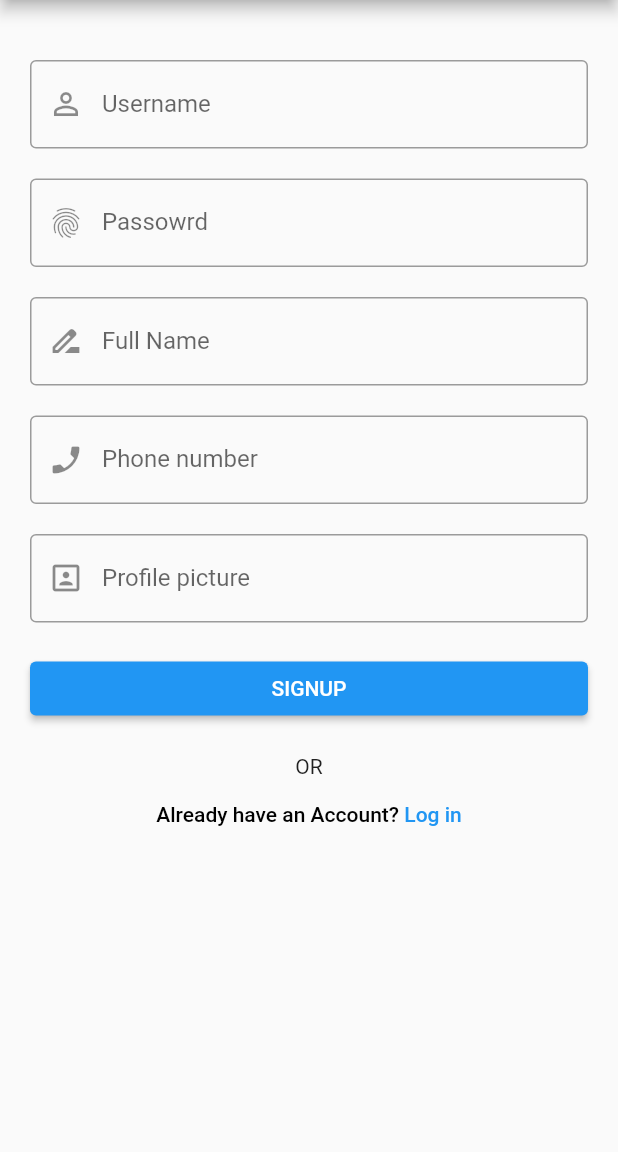
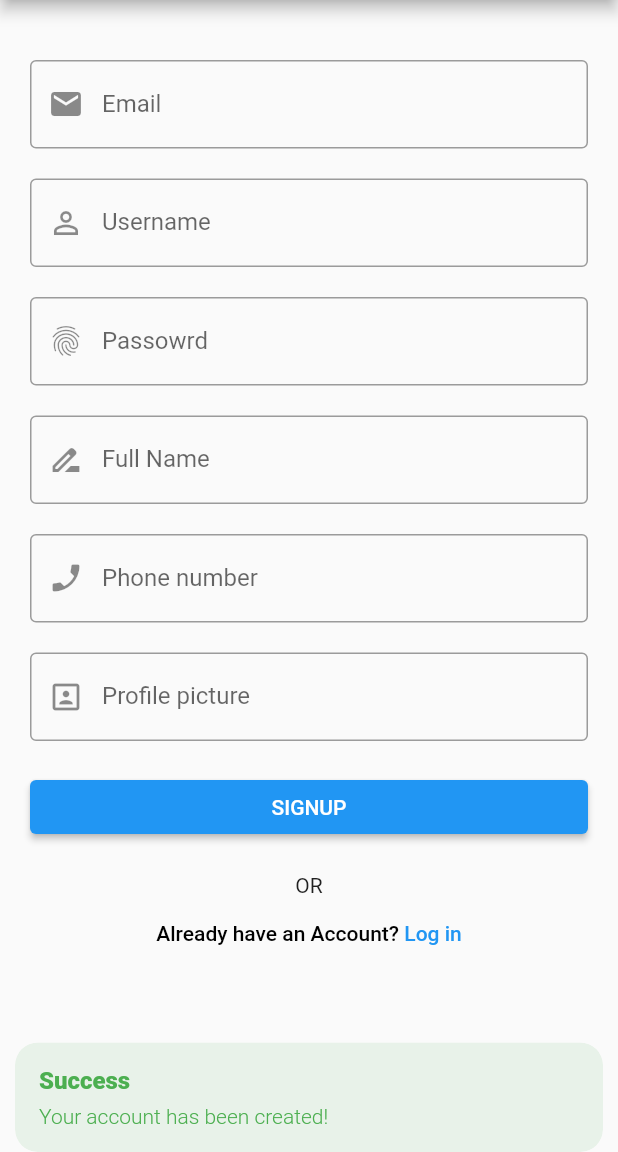
Before and after one commit to krsticmilos02/RMAS, a Flutter app: the RegisterScreen screen opened directly, after a tap on "SIGNUP", on a phone screen of 412 x 824 dp, the part 84-1236 px from its top. Run offline on Flutter 3.47's test engine with Material 2 defaults, Android fonts, the phone set to English and light mode, and no system bars; our stand-ins replace cloud_firestore, firebase_auth, firebase_core, get; accounts and stored records are empty; network calls fail.

Commit message:
Profile page, crud pull iz Firestore DB

```diff
--- /dev/null
+++ b/aplikacija/lib/authentication/models/user_model.dart
@@ -0,0 +1,45 @@
+import 'package:cloud_firestore/cloud_firestore.dart';
+
+class UserModel {
+  final String? id;
+  final String? email;
+  final String? username;
+  final String? fullName;
+  final String? password;
+  final String? phoneNo;
+  final String? profilePic;
+
+  const UserModel({this.id,
+    required this.email,
+    required this.username,
+    required this.fullName,
+    required this.password,
+    required this.phoneNo,
+    required this.profilePic});
+
+  toJson() {
+    return {
+      "Email": email,
+      "Username": username,
+      "FullName": fullName,
+      "Password": password,
+      "PhoneNo": phoneNo,
+      "ProfilePic": profilePic,
+    };
+  }
+
+  factory UserModel.fromSnapshot(DocumentSnapshot<Map<String, dynamic>> document){
+    final data = document.data()!;
+
+    return UserModel(
+    id: document.id,
+    email: data["Email"],
+    username: data["Username"],
+    fullName: data["FullName"],
+    password: data["Password"],
+    phoneNo: data["PhoneNo"],
+    profilePic: data["ProfilePic"],
+
+    );
+  }
+}
--- a/aplikacija/lib/controllers/login_controller.dart
+++ b/aplikacija/lib/controllers/login_controller.dart
@@ -1,6 +1,6 @@
 import 'package:flutter/material.dart';
 import 'package:get/get.dart';
-import 'package:quiz_city_rmas/authentication_repository/authentication_repository.dart';
+import 'package:quiz_city_rmas/repository/authentication_repository/authentication_repository.dart';
 
 class LoginController extends GetxController {
   static LoginController get instance => Get.find();
--- /dev/null
+++ b/aplikacija/lib/controllers/profile_controller.dart
@@ -0,0 +1,21 @@
+import 'package:get/get.dart';
+import 'package:quiz_city_rmas/repository/authentication_repository/authentication_repository.dart';
+
+import '../repository/user_repository/user_repository.dart';
+
+class ProfileController extends GetxController {
+  static ProfileController get intance => Get.find();
+
+  final _authRepo = Get.put(AuthenticationRepository());
+  final _userRepo = Get.put(UserRepository());
+
+  getUserData() {
+    final email = _authRepo.firebaseUser.value?.email;
+    if (email != null){
+     return _userRepo.getUserDetails(email);
+    }
+    else {
+      Get.snackbar("Error", "Login to continue");
+    }
+  }
+}
--- a/aplikacija/lib/controllers/register_controller.dart
+++ b/aplikacija/lib/controllers/register_controller.dart
@@ -1,6 +1,8 @@
 import 'package:flutter/material.dart';
 import 'package:get/get.dart';
-import 'package:quiz_city_rmas/authentication_repository/authentication_repository.dart';
+import 'package:quiz_city_rmas/authentication/models/user_model.dart';
+import 'package:quiz_city_rmas/repository/authentication_repository/authentication_repository.dart';
+import 'package:quiz_city_rmas/repository/user_repository/user_repository.dart';
 
 class RegisterController extends GetxController {
   static RegisterController get instance => Get.find();
@@ -8,11 +10,20 @@ class RegisterController extends GetxController {
   //TextField Controlleri za podatke iz TextFields
 
   final email = TextEditingController();
+  final username = TextEditingController();
   final password = TextEditingController();
-  final  fullname = TextEditingController();
+  final fullName = TextEditingController();
   final phoneNo = TextEditingController();
+  final profilePic = TextEditingController();
+
+  final userRepo = Get.put(UserRepository());
 
   void registerUser(String email, String password) {
     AuthenticationRepository.instance.createUserWithEmailAndPassword(email, password);
   }
+
+ Future<void> createUser(UserModel user) async {
+    await userRepo.createUser(user);
+    registerUser(user.email!, user.password!);
+  }
 }
--- a/aplikacija/lib/main.dart
+++ b/aplikacija/lib/main.dart
@@ -1,10 +1,7 @@
 import 'package:firebase_core/firebase_core.dart';
 import 'package:flutter/material.dart';
-import 'package:quiz_city_rmas/authentication_repository/authentication_repository.dart';
+import 'package:quiz_city_rmas/repository/authentication_repository/authentication_repository.dart';
 import 'package:quiz_city_rmas/firebase_options.dart';
-import 'package:quiz_city_rmas/login_screen/login_screen.dart';
-import 'login_screen/login_screen.dart';
-import 'register_screen/register_screen.dart';
 import 'package:get/get.dart';
 import 'screens/welcome_screen_widget.dart';
 
--- a/aplikacija/lib/register_screen/register_form_widget.dart
+++ b/aplikacija/lib/register_screen/register_form_widget.dart
@@ -1,5 +1,6 @@
 import 'package:flutter/material.dart';
 import 'package:get/get.dart';
+import '../authentication/models/user_model.dart';
 import '../controllers/register_controller.dart';
 
 class RegisterForm extends StatelessWidget {
@@ -19,6 +20,18 @@ class RegisterForm extends StatelessWidget {
         children: [
           TextFormField(
             controller: controller.email,
+            decoration: InputDecoration(
+              label: Text('Email'),
+              hintText: 'Enter email for your login',
+              prefixIcon: Icon(Icons.mail),
+              border: OutlineInputBorder(),
+            ),
+          ),
+          SizedBox(
+            height: 20.0,
+          ),
+          TextFormField(
+            controller: controller.username,
             decoration: InputDecoration(
               label: Text('Username'),
               hintText: 'Enter username for your login',
@@ -42,7 +55,7 @@ class RegisterForm extends StatelessWidget {
             height: 20.0,
           ),
           TextFormField(
-            controller: controller.fullname,
+            controller: controller.fullName,
             decoration: InputDecoration(
               label: Text('Full Name'),
               hintText: 'Enter password',
@@ -66,6 +79,7 @@ class RegisterForm extends StatelessWidget {
             height: 20.0,
           ),
           TextFormField(
+            controller: controller.profilePic,
             decoration: InputDecoration(
               label: Text('Profile picture'),
               hintText: 'Enter password',
@@ -81,7 +95,18 @@ class RegisterForm extends StatelessWidget {
             child: ElevatedButton(
               onPressed: () {
                 if(_formRegisterKey.currentState!.validate()){
-                  RegisterController.instance.registerUser(controller.email.text.trim(), controller.password.text.trim());
+                  // RegisterController.instance.registerUser(controller.email.text.trim(), controller.password.text.trim());
+
+                final user = UserModel(
+                  email: controller.email.text.trim(),
+                  username: controller.username.text.trim(),
+                  password: controller.password.text.trim(),
+                  fullName: controller.fullName.text.trim(),
+                  phoneNo: controller.phoneNo.text.trim(),
+                  profilePic: controller.profilePic.text.trim(),
+                );
+
+                RegisterController.instance.createUser(user);
                 }
               },
               child: Text('SIGNUP'),
--- a/aplikacija/lib/register_screen/register_screen.dart
+++ b/aplikacija/lib/register_screen/register_screen.dart
@@ -1,5 +1,4 @@
 import 'package:flutter/material.dart';
-import '../login_screen/login_screen.dart';
 import 'register_form_widget.dart';
 import 'register_footer_widget.dart';
 
--- a/aplikacija/lib/authentication_repository/authentication_repository.dart
+++ b/aplikacija/lib/repository/authentication_repository/authentication_repository.dart
@@ -1,10 +1,9 @@
 import 'package:firebase_auth/firebase_auth.dart';
 import 'package:get/get.dart';
-import 'package:quiz_city_rmas/authentication_repository/exceptions/register_email_password_failure.dart';
+import 'package:quiz_city_rmas/repository/authentication_repository/exceptions/register_email_password_failure.dart';
 import 'package:quiz_city_rmas/screens/welcome_screen_widget.dart';
 
-import '../dashboard/dashboard_screen.dart';
-import '../main.dart';
+import 'package:quiz_city_rmas/dashboard/dashboard_screen.dart';
 
 class AuthenticationRepository extends GetxController{
   static AuthenticationRepository get instance => Get.find();
--- /dev/null
+++ b/aplikacija/lib/repository/user_repository/user_repository.dart
@@ -0,0 +1,36 @@
+import 'package:get/get.dart';
+import 'package:flutter/material.dart';
+import 'package:cloud_firestore/cloud_firestore.dart';
+import 'package:quiz_city_rmas/authentication/models/user_model.dart';
+
+class UserRepository extends GetxController {
+  static UserRepository get instance => Get.find();
+
+  final _db = FirebaseFirestore.instance;
+
+  createUser(UserModel user) async {
+    await _db
+        .collection("Users")
+        .add(user.toJson())
+        .whenComplete(
+          () => Get.snackbar("Success", "Your account has been created!",
+              snackPosition: SnackPosition.BOTTOM,
+              backgroundColor: Colors.green.withOpacity(0.1),
+              colorText: Colors.green),
+        )
+        .catchError((error, stackTrace) {
+      Get.snackbar("Error", "Something went wrong. Try again.",
+          snackPosition: SnackPosition.BOTTOM,
+          backgroundColor: Colors.redAccent.withOpacity(0.1),
+          colorText: Colors.red);
+    });
+  }
+
+  Future<UserModel> getUserDetails(String email) async{
+    final snapshot = await _db.collection("Users").where("Email", isEqualTo: email).get();
+
+    final userData = snapshot.docs.map((e) => UserModel.fromSnapshot(e)).single;
+
+    return userData;
+  }
+}
```
Also changed, not shown: aplikacija/lib/dashboard/dashboard_screen.dart (+12 -1 lines), aplikacija/lib/dashboard/profile/profile_screen.dart (added, +120 -0 lines), aplikacija/lib/dashboard/profile/update_profile_screen.dart (added, +154 -0 lines), aplikacija/lib/dashboard/profile/widgets/profile_menu_widget.dart (added, +48 -0 lines), aplikacija/pubspec.yaml (+3 -73 lines), aplikacija/images/ja.jpg (added), aplikacija/lib/repository/authentication_repository/exceptions/register_email_password_failure.dart (renamed from aplikacija/lib/authentication_repository/exceptions/register_email_password_failure.dart).
